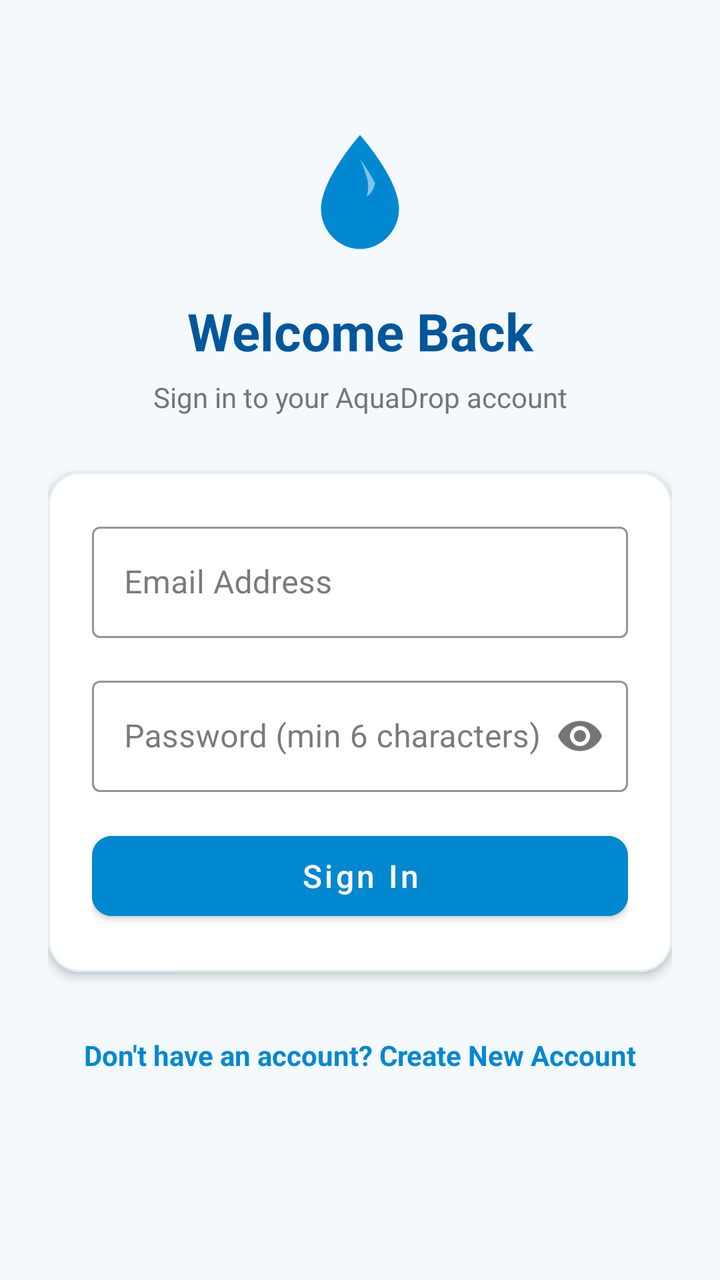
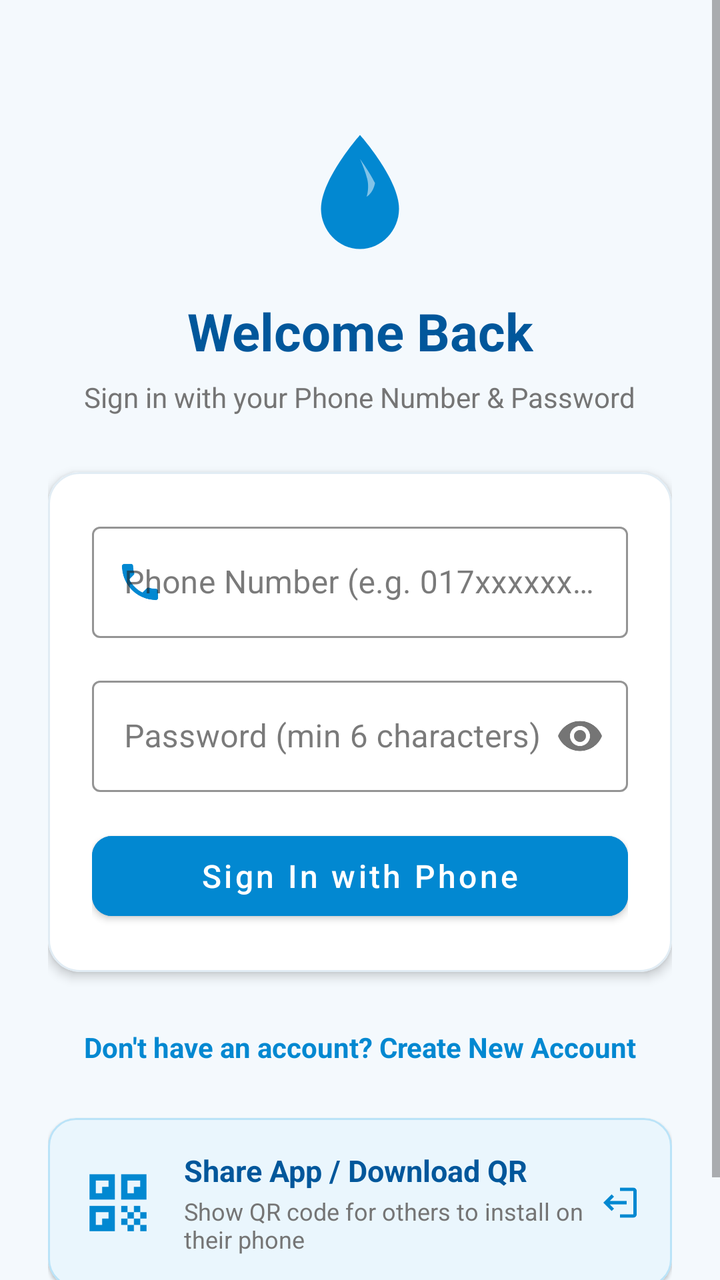

Before-and-after screenshots of an Android layout around one commit, followed by the original layout XML and the change that was made.
<!-- AndroidManifest.xml: application theme Theme.AquaDrop -->
<!-- res/layout/activity_login.xml -->
<?xml version="1.0" encoding="utf-8"?>
<androidx.constraintlayout.widget.ConstraintLayout xmlns:android="http://schemas.android.com/apk/res/android"
    xmlns:app="http://schemas.android.com/apk/res-auto"
    android:layout_width="match_parent"
    android:layout_height="match_parent"
    android:background="@color/background">

    <ScrollView
        android:layout_width="match_parent"
        android:layout_height="match_parent"
        android:fillViewport="true">

        <androidx.constraintlayout.widget.ConstraintLayout
            android:layout_width="match_parent"
            android:layout_height="wrap_content"
            android:padding="24dp">

            
            <ImageView
                android:id="@+id/ivLoginIcon"
                android:layout_width="72dp"
                android:layout_height="72dp"
                android:layout_marginTop="36dp"
                android:contentDescription="@string/app_name"
                android:src="@drawable/ic_water_drop"
                app:layout_constraintEnd_toEndOf="parent"
                app:layout_constraintStart_toStartOf="parent"
                app:layout_constraintTop_toTopOf="parent" />

            <TextView
                android:id="@+id/tvLoginTitle"
                android:layout_width="wrap_content"
                android:layout_height="wrap_content"
                android:layout_marginTop="16dp"
                android:text="@string/login_title"
                android:textColor="@color/primary_dark"
                android:textSize="26sp"
                android:textStyle="bold"
                app:layout_constraintEnd_toEndOf="parent"
                app:layout_constraintStart_toStartOf="parent"
                app:layout_constraintTop_toBottomOf="@+id/ivLoginIcon" />

            <TextView
                android:id="@+id/tvLoginSubtitle"
                android:layout_width="wrap_content"
                android:layout_height="wrap_content"
                android:layout_marginTop="6dp"
                android:text="@string/login_subtitle"
                android:textColor="@color/text_secondary"
                android:textSize="14sp"
                app:layout_constraintEnd_toEndOf="parent"
                app:layout_constraintStart_toStartOf="parent"
                app:layout_constraintTop_toBottomOf="@+id/tvLoginTitle" />

            
            <com.google.android.material.card.MaterialCardView
                android:id="@+id/cardLoginContainer"
                android:layout_width="match_parent"
                android:layout_height="wrap_content"
                android:layout_marginTop="28dp"
                app:cardBackgroundColor="@color/card_background"
                app:cardCornerRadius="16dp"
                app:cardElevation="3dp"
                app:layout_constraintEnd_toEndOf="parent"
                app:layout_constraintStart_toStartOf="parent"
                app:layout_constraintTop_toBottomOf="@+id/tvLoginSubtitle"
                app:strokeColor="@color/card_stroke"
                app:strokeWidth="1dp">

                <LinearLayout
                    android:layout_width="match_parent"
                    android:layout_height="wrap_content"
                    android:orientation="vertical"
                    android:padding="22dp">

                    <com.google.android.material.textfield.TextInputLayout
                        android:id="@+id/tilEmail"
                        style="@style/Widget.MaterialComponents.TextInputLayout.OutlinedBox"
                        android:layout_width="match_parent"
                        android:layout_height="wrap_content"
                        android:hint="@string/email_hint"
                        app:boxStrokeColor="@color/primary"
                        app:hintTextColor="@color/primary">

                        <com.google.android.material.textfield.TextInputEditText
                            android:id="@+id/etEmail"
                            android:layout_width="match_parent"
                            android:layout_height="wrap_content"
                            android:inputType="textEmailAddress"
                            android:maxLines="1"
                            android:textColor="@color/text_primary" />
                    </com.google.android.material.textfield.TextInputLayout>

                    <com.google.android.material.textfield.TextInputLayout
                        android:id="@+id/tilPassword"
                        style="@style/Widget.MaterialComponents.TextInputLayout.OutlinedBox"
                        android:layout_width="match_parent"
                        android:layout_height="wrap_content"
                        android:layout_marginTop="16dp"
                        android:hint="@string/password_hint"
                        app:boxStrokeColor="@color/primary"
                        app:hintTextColor="@color/primary"
                        app:passwordToggleEnabled="true">

                        <com.google.android.material.textfield.TextInputEditText
                            android:id="@+id/etPassword"
                            android:layout_width="match_parent"
                            android:layout_height="wrap_content"
                            android:inputType="textPassword"
                            android:maxLines="1"
                            android:textColor="@color/text_primary" />
                    </com.google.android.material.textfield.TextInputLayout>

                    
                    <ProgressBar
                        android:id="@+id/progressBarLogin"
                        android:layout_width="32dp"
                        android:layout_height="32dp"
                        android:layout_gravity="center_horizontal"
                        android:layout_marginTop="16dp"
                        android:indeterminateTint="@color/primary"
                        android:visibility="gone" />

                    
                    <com.google.android.material.button.MaterialButton
                        android:id="@+id/btnLogin"
                        android:layout_width="match_parent"
                        android:layout_height="52dp"
                        android:layout_marginTop="16dp"
                        android:backgroundTint="@color/primary"
                        android:text="@string/btn_login"
                        android:textAllCaps="false"
                        android:textColor="@color/white"
                        android:textSize="16sp"
                        app:cornerRadius="10dp" />

                </LinearLayout>

            </com.google.android.material.card.MaterialCardView>

            
            <TextView
                android:id="@+id/tvGoToRegister"
                android:layout_width="wrap_content"
                android:layout_height="wrap_content"
                android:layout_marginTop="24dp"
                android:layout_marginBottom="24dp"
                android:padding="8dp"
                android:text="@string/no_account_prompt"
                android:textColor="@color/primary"
                android:textSize="14sp"
                android:textStyle="bold"
                app:layout_constraintBottom_toBottomOf="parent"
                app:layout_constraintEnd_toEndOf="parent"
                app:layout_constraintStart_toStartOf="parent"
                app:layout_constraintTop_toBottomOf="@+id/cardLoginContainer"
                app:layout_constraintVertical_bias="0" />

        </androidx.constraintlayout.widget.ConstraintLayout>
    </ScrollView>

</androidx.constraintlayout.widget.ConstraintLayout>
<!-- resources referenced by this layout -->
<resources>
  <color name="background">#F4F9FD</color>
  <color name="card_background">#FFFFFF</color>
  <color name="card_stroke">#E1ECF4</color>
  <color name="primary">#0288D1</color>
  <color name="primary_dark">#01579B</color>
  <color name="text_primary">#212121</color>
  <color name="text_secondary">#757575</color>
  <color name="white">#FFFFFF</color>
  <!-- drawable ic_water_drop (drawable) -->
  <vector xmlns:android="http://schemas.android.com/apk/res/android"
      android:width="48dp"
      android:height="48dp"
      android:viewportWidth="24"
      android:viewportHeight="24">
      
      <path
          android:fillColor="#0288D1"
          android:pathData="M12,2.5C12,2.5 5.5,9.8 5.5,14.8C5.5,18.4 8.4,21.5 12,21.5C15.6,21.5 18.5,18.4 18.5,14.8C18.5,9.8 12,2.5 12,2.5Z" />
      
      <path
          android:fillColor="#80FFFFFF"
          android:pathData="M14.5,10.5C13.5,8.5 12,6.5 12,6.5C12,6.5 12.8,8.2 13.2,9.8C13.6,11.4 13.1,12.8 13.1,12.8C13.1,12.8 14.2,12.2 14.5,10.5Z" />
  </vector>
  <string name="app_name">AquaDrop</string>
  <string name="btn_login">Sign In</string>
  <string name="email_hint">Email Address</string>
  <string name="login_subtitle">Sign in to your AquaDrop account</string>
  <string name="login_title">Welcome Back</string>
  <string name="no_account_prompt">Don\'t have an account? Create New Account</string>
  <string name="password_hint">Password (min 6 characters)</string>
  <color name="accent">#00BCD4</color>
  <!-- unchanged entries left out for length: 1 -->
</resources>

<!-- the commit's change to res/layout/activity_login.xml (unified diff, before → after) -->
@@ -45,7 +45,7 @@
                 android:layout_width="wrap_content"
                 android:layout_height="wrap_content"
                 android:layout_marginTop="6dp"
-                android:text="@string/login_subtitle"
+                android:text="Sign in with your Phone Number &amp; Password"
                 android:textColor="@color/text_secondary"
                 android:textSize="14sp"
                 app:layout_constraintEnd_toEndOf="parent"
@@ -73,20 +73,23 @@
                     android:orientation="vertical"
                     android:padding="22dp">
 
+                    
                     <com.google.android.material.textfield.TextInputLayout
-                        android:id="@+id/tilEmail"
+                        android:id="@+id/tilPhone"
                         style="@style/Widget.MaterialComponents.TextInputLayout.OutlinedBox"
                         android:layout_width="match_parent"
                         android:layout_height="wrap_content"
-                        android:hint="@string/email_hint"
+                        android:hint="Phone Number (e.g. 017xxxxxxxx)"
                         app:boxStrokeColor="@color/primary"
-                        app:hintTextColor="@color/primary">
+                        app:hintTextColor="@color/primary"
+                        app:startIconDrawable="@drawable/ic_call"
+                        app:startIconTint="@color/primary">
 
                         <com.google.android.material.textfield.TextInputEditText
-                            android:id="@+id/etEmail"
+                            android:id="@+id/etPhone"
                             android:layout_width="match_parent"
                             android:layout_height="wrap_content"
-                            android:inputType="textEmailAddress"
+                            android:inputType="phone"
                             android:maxLines="1"
                             android:textColor="@color/text_primary" />
                     </com.google.android.material.textfield.TextInputLayout>
@@ -128,7 +131,7 @@
                         android:layout_height="52dp"
                         android:layout_marginTop="16dp"
                         android:backgroundTint="@color/primary"
-                        android:text="@string/btn_login"
+                        android:text="Sign In with Phone"
                         android:textAllCaps="false"
                         android:textColor="@color/white"
                         android:textSize="16sp"
@@ -143,18 +146,82 @@
                 android:id="@+id/tvGoToRegister"
                 android:layout_width="wrap_content"
                 android:layout_height="wrap_content"
-                android:layout_marginTop="24dp"
-                android:layout_marginBottom="24dp"
+                android:layout_marginTop="20dp"
                 android:padding="8dp"
                 android:text="@string/no_account_prompt"
                 android:textColor="@color/primary"
                 android:textSize="14sp"
                 android:textStyle="bold"
+                app:layout_constraintEnd_toEndOf="parent"
+                app:layout_constraintStart_toStartOf="parent"
+                app:layout_constraintTop_toBottomOf="@+id/cardLoginContainer" />
+
+            
+            <com.google.android.material.card.MaterialCardView
+                android:id="@+id/cardAppDownloadQr"
+                android:layout_width="match_parent"
+                android:layout_height="wrap_content"
+                android:layout_marginTop="18dp"
+                android:layout_marginBottom="28dp"
+                android:clickable="true"
+                android:focusable="true"
+                android:foreground="?attr/selectableItemBackground"
+                app:cardBackgroundColor="#EAF6FD"
+                app:cardCornerRadius="14dp"
+                app:cardElevation="1dp"
+                app:strokeColor="#BAE3F8"
+                app:strokeWidth="1dp"
                 app:layout_constraintBottom_toBottomOf="parent"
                 app:layout_constraintEnd_toEndOf="parent"
                 app:layout_constraintStart_toStartOf="parent"
-                app:layout_constraintTop_toBottomOf="@+id/cardLoginContainer"
-                app:layout_constraintVertical_bias="0" />
+                app:layout_constraintTop_toBottomOf="@+id/tvGoToRegister">
+
+                <LinearLayout
+                    android:layout_width="match_parent"
+                    android:layout_height="wrap_content"
+                    android:gravity="center_vertical"
+                    android:orientation="horizontal"
+                    android:padding="16dp">
+
+                    <ImageView
+                        android:layout_width="38dp"
+                        android:layout_height="38dp"
+                        android:contentDescription="App QR"
+                        android:src="@drawable/ic_qr_code"
+                        app:tint="@color/primary" />
+
+                    <LinearLayout
+                        android:layout_width="0dp"
+                        android:layout_height="wrap_content"
+                        android:layout_marginStart="14dp"
+                        android:layout_weight="1"
+                        android:orientation="vertical">
+
+                        <TextView
+                            android:layout_width="wrap_content"
+                            android:layout_height="wrap_content"
+                            android:text="Share App / Download QR"
+                            android:textColor="@color/primary_dark"
+                            android:textSize="15sp"
+                            android:textStyle="bold" />
+
+                        <TextView
+                            android:layout_width="wrap_content"
+                            android:layout_height="wrap_content"
+                            android:layout_marginTop="2dp"
+                            android:text="Show QR code for others to install on their phone"
+                            android:textColor="@color/text_secondary"
+                            android:textSize="12sp" />
+                    </LinearLayout>
+
+                    <ImageView
+                        android:layout_width="20dp"
+                        android:layout_height="20dp"
+                        android:rotation="180"
+                        android:src="@drawable/ic_logout"
+                        app:tint="@color/primary" />
+                </LinearLayout>
+            </com.google.android.material.card.MaterialCardView>
 
         </androidx.constraintlayout.widget.ConstraintLayout>
     </ScrollView>
<!-- resource entries referenced after the edit -->
@@ -8,6 +8,49 @@
   <color name="text_primary">#212121</color>
   <color name="text_secondary">#757575</color>
   <color name="white">#FFFFFF</color>
+  <!-- drawable ic_call (drawable) -->
+  <vector xmlns:android="http://schemas.android.com/apk/res/android"
+      android:width="24dp"
+      android:height="24dp"
+      android:viewportWidth="24"
+      android:viewportHeight="24">
+      <path
+          android:fillColor="#0288D1"
+          android:pathData="M20.01,15.38c-1.23,0 -2.42,-0.2 -3.53,-0.56 -0.35,-0.12 -0.74,-0.03 -1.02,0.24l-2.2,2.2c-2.83,-1.44 -5.15,-3.75 -6.59,-6.59l2.2,-2.21c0.28,-0.26 0.36,-0.65 0.25,-1C8.76,6.35 8.56,5.16 8.56,3.93 8.56,3.42 8.14,3 7.63,3H4.06C3.55,3 3,3.42 3,3.93 3,13.36 10.64,21 20.07,21c0.51,0 0.93,-0.42 0.93,-0.93v-3.69c0,-0.51 -0.42,-0.93 -0.99,-1z" />
+  </vector>
+  <!-- drawable ic_logout (drawable) -->
+  <vector xmlns:android="http://schemas.android.com/apk/res/android"
+      android:width="24dp"
+      android:height="24dp"
+      android:viewportWidth="24"
+      android:viewportHeight="24">
+      <path
+          android:fillColor="#FFFFFF"
+          android:pathData="M17,7l-1.41,1.41L18.17,11H8v2h10.17l-2.58,2.58L17,17l5,-5zM4,5h8V3H4C2.9,3 2,3.9 2,5v14c0,1.1 0.9,2 2,2h8v-2H4V5z" />
+  </vector>
+  <!-- drawable ic_qr_code (drawable) -->
+  <vector xmlns:android="http://schemas.android.com/apk/res/android"
+      android:width="24dp"
+      android:height="24dp"
+      android:viewportWidth="24"
+      android:viewportHeight="24">
+      
+      <path
+          android:fillColor="#0288D1"
+          android:pathData="M3,3h8v8H3V3zM5,5v4h4V5H5zM7,7h2v2H7V7z" />
+      
+      <path
+          android:fillColor="#0288D1"
+          android:pathData="M3,13h8v8H3V13zM5,15v4h4v-4H5zM7,17h2v2H7V17z" />
+      
+      <path
+          android:fillColor="#0288D1"
+          android:pathData="M13,3h8v8h-8V3zM15,5v4h4V5h-4zM17,7h2v2h-2V7z" />
+      
+      <path
+          android:fillColor="#0288D1"
+          android:pathData="M13,13h2v2h-2zM17,13h2v2h-2zM15,15h2v2h-2zM19,15h2v2h-2zM13,17h2v2h-2zM17,17h2v2h-2zM15,19h2v2h-2zM19,19h2v2h-2z" />
+  </vector>
   <!-- drawable ic_water_drop (drawable) -->
   <vector xmlns:android="http://schemas.android.com/apk/res/android"
       android:width="48dp"
@@ -24,9 +67,6 @@
           android:pathData="M14.5,10.5C13.5,8.5 12,6.5 12,6.5C12,6.5 12.8,8.2 13.2,9.8C13.6,11.4 13.1,12.8 13.1,12.8C13.1,12.8 14.2,12.2 14.5,10.5Z" />
   </vector>
   <string name="app_name">AquaDrop</string>
-  <string name="btn_login">Sign In</string>
-  <string name="email_hint">Email Address</string>
-  <string name="login_subtitle">Sign in to your AquaDrop account</string>
   <string name="login_title">Welcome Back</string>
   <string name="no_account_prompt">Don\'t have an account? Create New Account</string>
   <string name="password_hint">Password (min 6 characters)</string>
